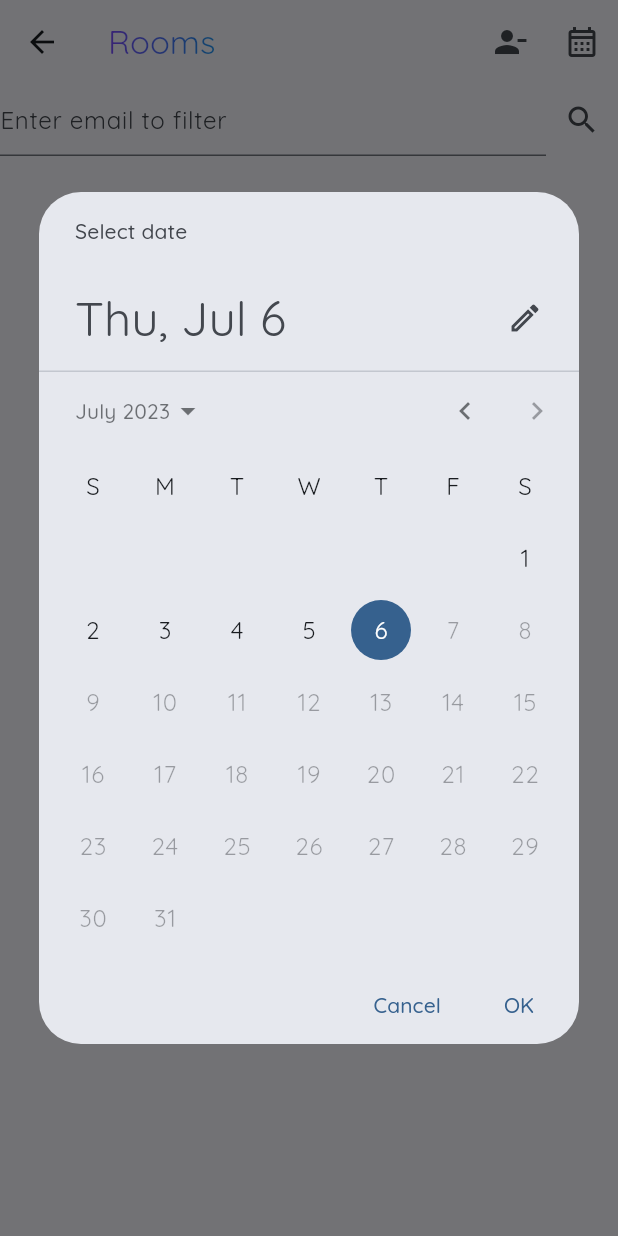
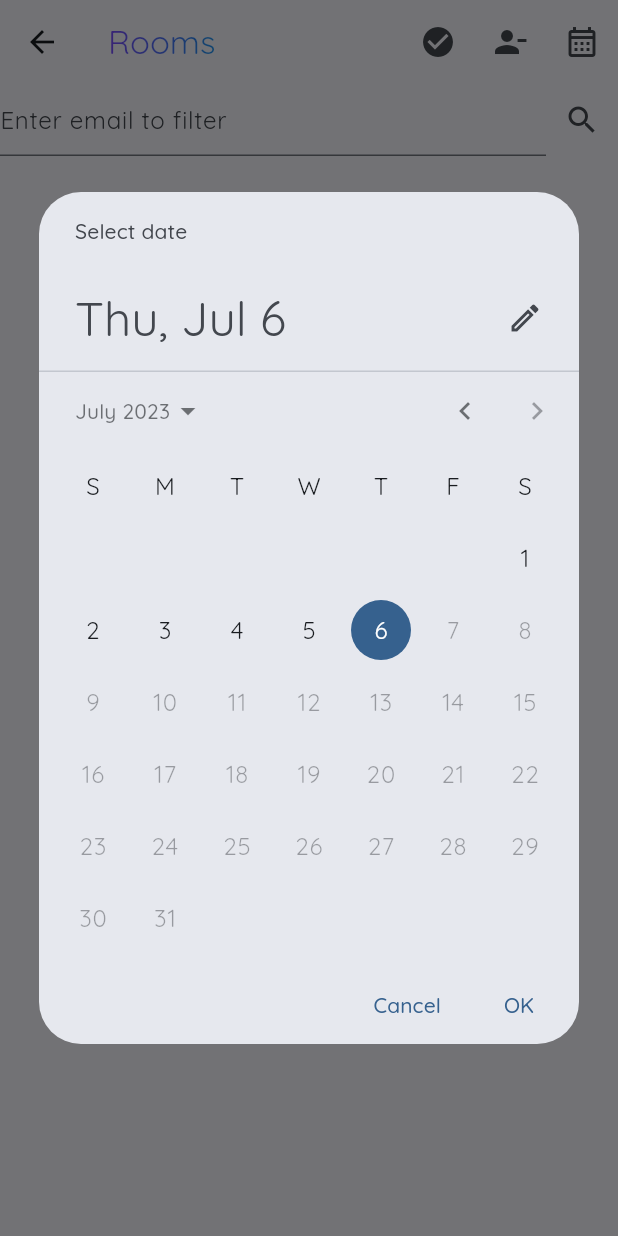
Before and after one commit to ShivanshuKGupta/hustle_stay, a Flutter app: the RoomsScreen screen opened directly with empty values, after a tap on the "filter alt" icon, after a tap on the "search" icon, after a tap on the "calendar month" icon, on a phone screen of 412 x 824 dp. Run offline on Flutter 3.47's test engine with Material 2 defaults, Android fonts, the phone set to English and light mode, and no system bars; our stand-ins replace cached_network_image, cloud_firestore, connectivity, firebase_auth, firebase_core, firebase_storage and 7 more; missing offline and left inert: animated_icon; accounts and stored records are empty.

Commit message:
added markAll feature for both room as well as hostel. Along with that,fixed bug related to room change when on leave

```diff
--- a/lib/models/hostel/hostels.dart
+++ b/lib/models/hostel/hostels.dart
@@ -1,6 +1,5 @@
 import 'package:cloud_firestore/cloud_firestore.dart';
 import 'package:flutter/material.dart';
-import 'package:intl/intl.dart';
 
 // enum String {
 //   boys,
--- a/lib/screens/hostel/rooms/rooms_screen.dart
+++ b/lib/screens/hostel/rooms/rooms_screen.dart
@@ -1,5 +1,7 @@
+import 'package:animated_icon/animated_icon.dart';
 import 'package:cloud_firestore/cloud_firestore.dart';
 import 'package:flutter/material.dart';
+import 'package:hustle_stay/models/attendance.dart';
 import 'package:hustle_stay/widgets/room/room_list.dart';
 
 import '../../../tools.dart';
@@ -19,6 +21,7 @@ class _RoomsScreenState extends State<RoomsScreen> {
   String emailVal = "";
   bool filterRecord = false;
   int numberOfRooms = 0;
+  bool isUpdating = false;
   void getnumRooms() async {
     await store.collection('hostels').doc(widget.hostelName).get().then((doc) {
       if (doc.exists) {
@@ -33,7 +36,7 @@ class _RoomsScreenState extends State<RoomsScreen> {
   bool isOpen = false;
 
   ValueNotifier<DateTime> selectedDate = ValueNotifier(DateTime.now());
-
+  bool allPresent = false;
   @override
   void initState() {
     // TODO: implement initState
@@ -55,6 +58,32 @@ class _RoomsScreenState extends State<RoomsScreen> {
       appBar: AppBar(
         title: shaderText(context, title: "Rooms"),
         actions: [
+          if (!isUpdating)
+            IconButton(
+              onPressed: () async {
+                final response = await askUser(
+                  context,
+                  'Are you sure to mark everyone ${allPresent ? 'absent' : 'present'} ?',
+                  yes: true,
+                  no: true,
+                );
+                if (response == 'yes') {
+                  setState(() {
+                    isUpdating = true;
+                  });
+                  final resp = await markAllAttendance(widget.hostelName,
+                      allPresent ? false : true, selectedDate.value);
+                  if (resp && mounted) {
+                    setState(() {
+                      allPresent = !allPresent;
+                      isUpdating = false;
+                    });
+                  }
+                }
+              },
+              icon: Icon(allPresent ? Icons.cancel : Icons.check_circle),
+            ),
+          if (!isUpdating)
             IconButton(
                 onPressed: () {
                   setState(() {
@@ -64,6 +93,7 @@ class _RoomsScreenState extends State<RoomsScreen> {
                 icon: filterRecord
                     ? Icon(Icons.person_remove)
                     : Icon(Icons.filter_alt_rounded)),
+          if (!isUpdating)
             IconButton(
                 onPressed: () async {
                   DateTime? date = await showDatePicker(
@@ -78,15 +108,39 @@ class _RoomsScreenState extends State<RoomsScreen> {
                 icon: const Icon(Icons.calendar_month_outlined))
         ],
       ),
-      body: filterRecord
+      body: isUpdating
+          ? Center(
+              child: Container(
+                width: double.infinity,
+                height: double.infinity,
+                child: Column(
+                  mainAxisAlignment: MainAxisAlignment.center,
+                  crossAxisAlignment: CrossAxisAlignment.center,
+                  children: [
+                    AnimateIcon(
+                      onTap: () {},
+                      iconType: IconType.continueAnimation,
+                      animateIcon: AnimateIcons.refresh,
+                    ),
+                    Text('Updation in progress!')
+                  ],
+                ),
+              ),
+            )
+          : bodyWidget(),
+    );
+  }
+
+  Widget bodyWidget() {
+    return filterRecord
         ? Column(
             children: [
               Row(
                 children: [
                   Expanded(
                     child: TextField(
-                        decoration:
-                            InputDecoration(hintText: "Enter email to filter"),
+                      decoration: const InputDecoration(
+                          hintText: "Enter email to filter"),
                       controller: emailController,
                     ),
                   ),
@@ -117,7 +171,6 @@ class _RoomsScreenState extends State<RoomsScreen> {
                         hostelName: widget.hostelName,
                         numberOfRooms: numberOfRooms),
                   ),
-            ),
           );
   }
 }
```
Also changed, not shown: lib/models/attendance.dart (+60 -0 lines), lib/models/hostel/rooms/room.dart (+12 -10 lines), lib/widgets/room/room_data.dart (+38 -2 lines), lib/widgets/room/roommates/attendance_icon.dart (+12 -4 lines), pubspec.lock. Lines whose indentation alone changed are shown as unchanged.
